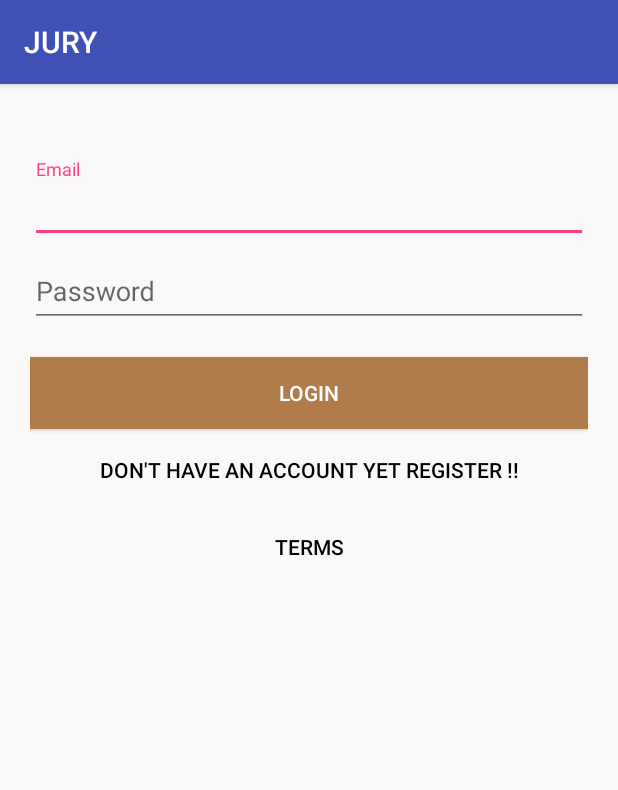
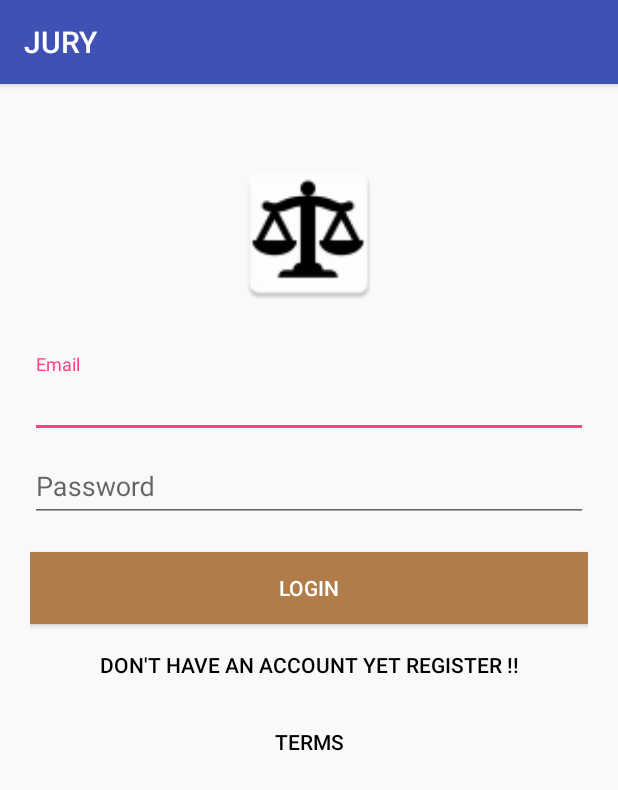
Before and after one commit to asymptote-inc/Jury-new, an Android app: the screen it shows after launch (LoginActivity), on a phone screen of 412 x 824 dp. Shown: the top 790 px of the screen. Run offline under Robolectric (Android 15) with nearby library versions, the phone set to English and light mode, and no system bars; our stand-ins replace Volley.

Commit message:
icons added /background images added

```diff
--- a/app/src/main/res/layout/activity_instructions.xml
+++ b/app/src/main/res/layout/activity_instructions.xml
@@ -1,7 +1,8 @@
 <?xml version="1.0" encoding="utf-8"?>
 <LinearLayout xmlns:android="http://schemas.android.com/apk/res/android"
     android:orientation="vertical" android:layout_width="match_parent"
-    android:layout_height="match_parent">
+    android:layout_height="match_parent"
+    android:background="@drawable/instructions">
 
     <TextView
         android:text="@string/instructions_view"
--- a/app/src/main/res/layout/activity_login.xml
+++ b/app/src/main/res/layout/activity_login.xml
@@ -11,6 +11,15 @@
     android:paddingTop="50dp"
     android:paddingLeft="20dp"
     android:paddingRight="20dp" >
+
+
+    <ImageView
+        android:layout_width="@dimen/logo_w_h"
+        android:layout_height="@dimen/logo_w_h"
+        android:layout_gravity="center_horizontal"
+        android:layout_marginBottom="30dp"
+        android:src="@mipmap/ic_launcher" />
+
     <android.support.design.widget.TextInputLayout
         android:id="@+id/login_input_layout_email"
         android:layout_width="match_parent"
--- a/app/src/main/res/layout/activity_terms.xml
+++ b/app/src/main/res/layout/activity_terms.xml
@@ -4,7 +4,7 @@
     android:layout_height="fill_parent"
     android:orientation="vertical"
     android:weightSum="1"
-    android:background="#FFFFFF">
+    android:background="@drawable/sunny">
 
     <TextView
         android:text="@string/terms_view"
--- a/app/src/main/res/values/dimens.xml
+++ b/app/src/main/res/values/dimens.xml
@@ -5,4 +5,5 @@
 
     <dimen name="nav_header_vertical_spacing">16dp</dimen>
     <dimen name="nav_header_height">160dp</dimen>
+    <dimen name="logo_w_h">100dp</dimen>
 </resources>
```
Also changed, not shown: app/src/main/ic_launcher-web.png (added), app/src/main/res/drawable/instructions.png (added), app/src/main/res/drawable/jury2.jpg (added), app/src/main/res/drawable/sunny.png (added), app/src/main/res/mipmap-hdpi/ic_launcher.png, app/src/main/res/mipmap-mdpi/ic_launcher.png, app/src/main/res/mipmap-xhdpi/ic_launcher.png, app/src/main/res/mipmap-xxhdpi/ic_launcher.png, app/src/main/res/mipmap-xxxhdpi/ic_launcher.png.
